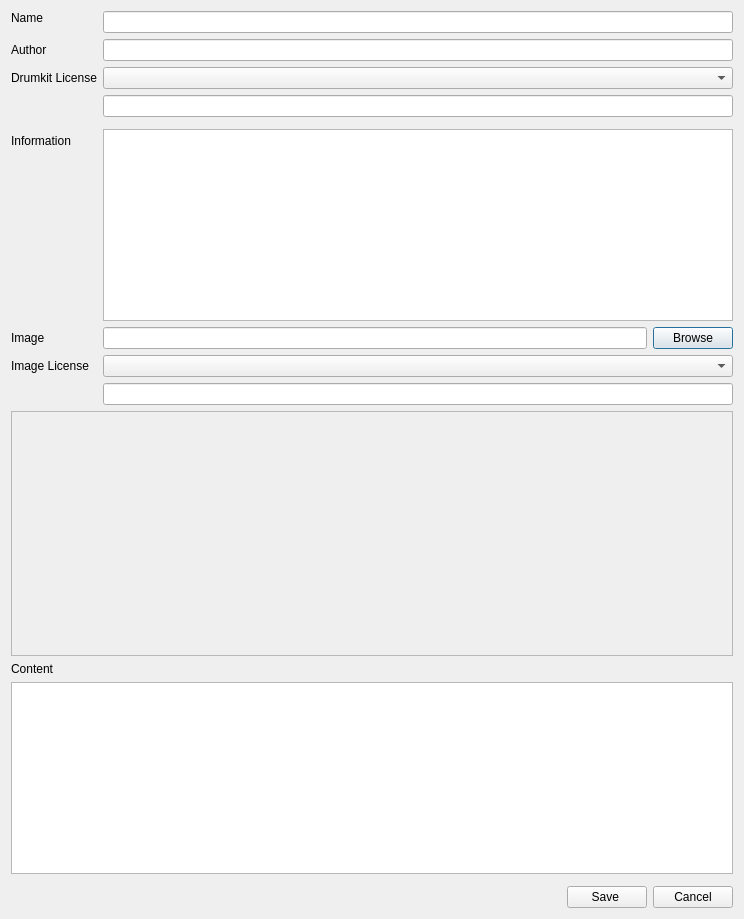
The window that src/gui/src/SoundLibrary/SoundLibraryPropertiesDialog_UI.ui (hydrogen-music/hydrogen) describes before a commit, drawn with Qt 5.
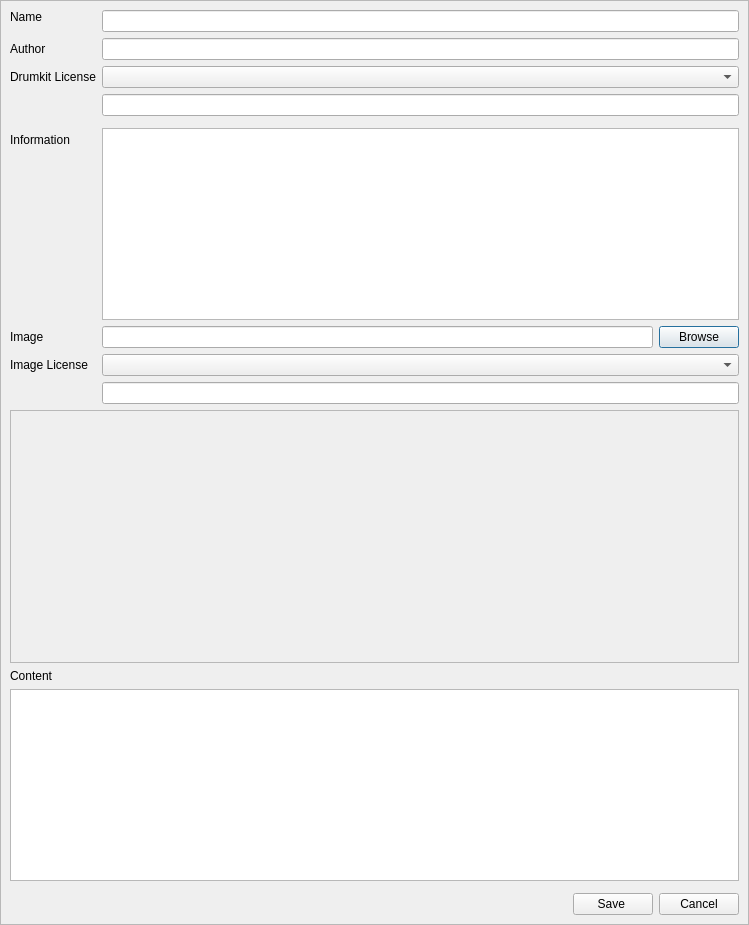
The same window after the commit. Custom widgets are drawn as their Qt base class.

Commit message:
SLPropertiesDialog: fix layout scaling
scroll bars have been introduced using which the dialog is still usable below its minimum size. In addition, a maximization button was added to allow forcing the window below its minimum size when using a larger scaling factor.

The edit to the form file:
```diff
--- a/src/gui/src/SoundLibrary/SoundLibraryPropertiesDialog_UI.ui
+++ b/src/gui/src/SoundLibrary/SoundLibraryPropertiesDialog_UI.ui
@@ -6,18 +6,54 @@
    <rect>
     <x>0</x>
     <y>0</y>
+    <width>749</width>
+    <height>925</height>
+   </rect>
+  </property>
+  <property name="sizePolicy">
+   <sizepolicy hsizetype="Expanding" vsizetype="Minimum">
+    <horstretch>0</horstretch>
+    <verstretch>0</verstretch>
+   </sizepolicy>
+  </property>
+  <property name="sizeGripEnabled">
+   <bool>false</bool>
+  </property>
+  <layout class="QVBoxLayout" name="overallLayout">
+   <property name="spacing">
+    <number>0</number>
+   </property>
+   <property name="leftMargin">
+    <number>0</number>
+   </property>
+   <property name="topMargin">
+    <number>0</number>
+   </property>
+   <property name="rightMargin">
+    <number>0</number>
+   </property>
+   <property name="bottomMargin">
+    <number>0</number>
+   </property>
+   <item>
+    <widget class="QScrollArea" name="scrollArea">
+     <property name="widgetResizable">
+      <bool>true</bool>
+     </property>
+     <widget class="QWidget" name="scrollAreaContent">
+      <property name="geometry">
+       <rect>
+        <x>0</x>
+        <y>0</y>
+        <width>747</width>
+        <height>923</height>
+       </rect>
+      </property>
+      <property name="minimumSize">
+       <size>
     <width>744</width>
     <height>919</height>
-   </rect>
-  </property>
-  <property name="sizePolicy">
-   <sizepolicy hsizetype="Expanding" vsizetype="Minimum">
-    <horstretch>0</horstretch>
-    <verstretch>0</verstretch>
-   </sizepolicy>
-  </property>
-  <property name="sizeGripEnabled">
-   <bool>false</bool>
+       </size>
   </property>
   <layout class="QFormLayout" name="formLayout">
    <property name="sizeConstraint">
@@ -346,6 +382,10 @@
      <property name="wordWrap">
       <bool>true</bool>
      </property>
+        </widget>
+       </item>
+      </layout>
+     </widget>
     </widget>
    </item>
   </layout>
```
Left out of the diff: 2 changed lines with no effect on the pictures. Lines whose indentation alone changed are shown as unchanged. The commit also changes 1 other file.
